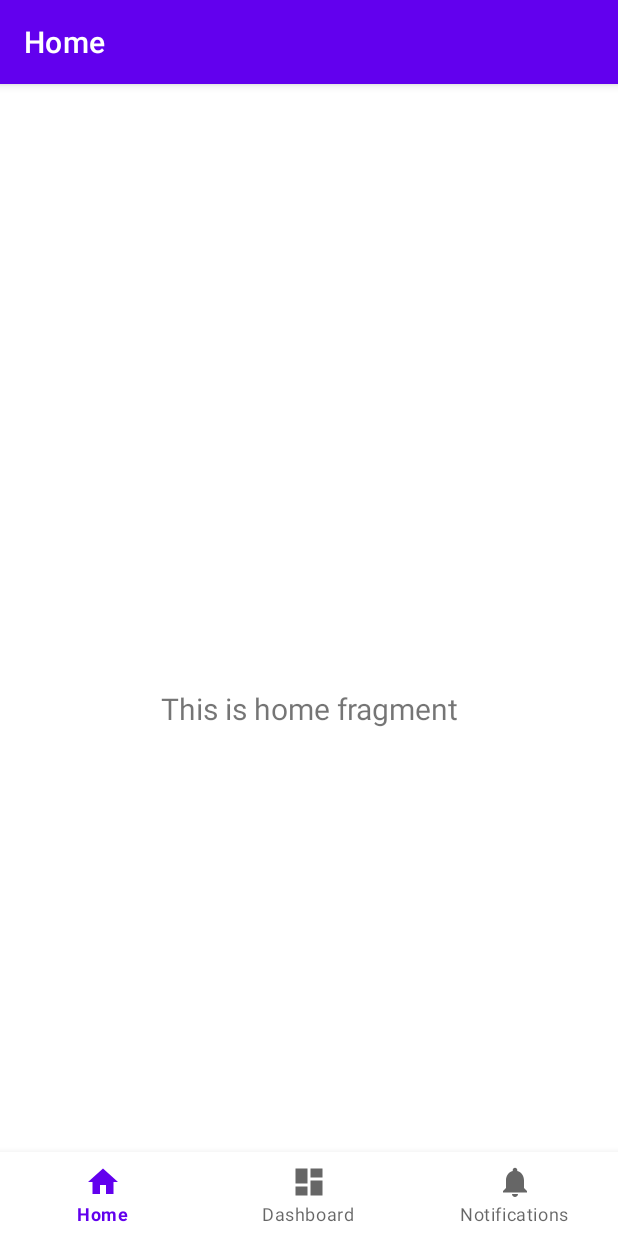
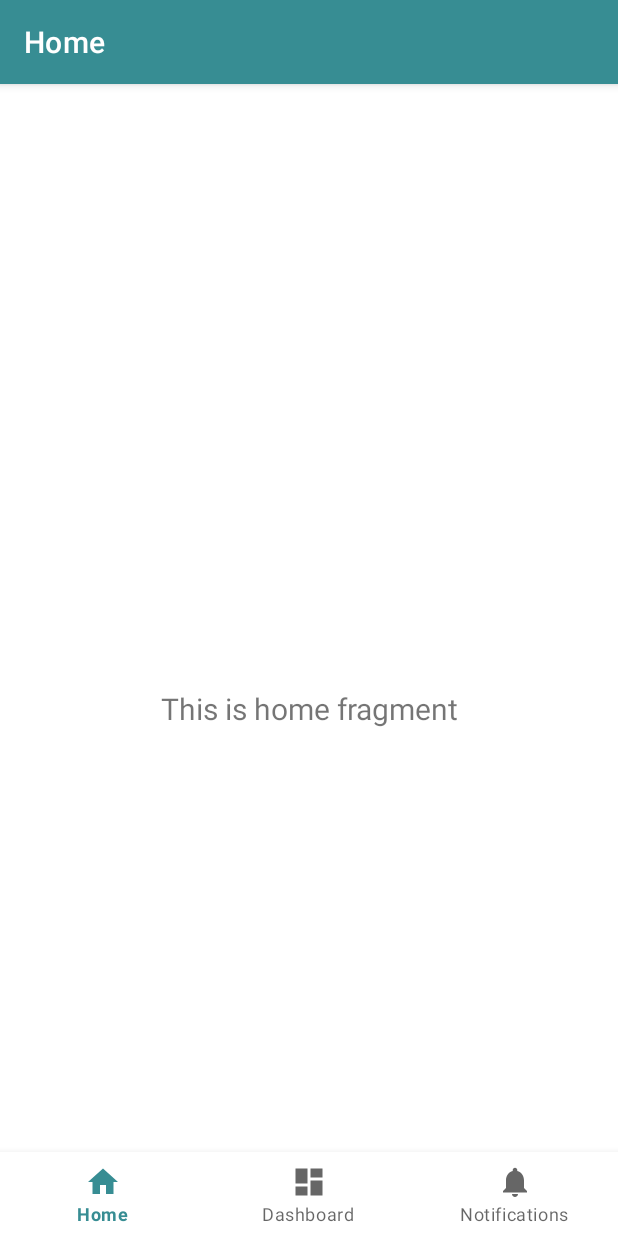
Before and after one commit to alakhalil/Mobile-interactions, an Android app: the screen it shows after launch (MainActivity), on a phone screen of 412 x 824 dp. Run offline under Robolectric (Android 15) with nearby library versions, the phone set to English and light mode, and no system bars; our stand-ins replace navigation-ui.

Commit message:
change the colors

```diff
--- a/MoodTracker/app/src/main/res/navigation/mobile_navigation.xml
+++ b/MoodTracker/app/src/main/res/navigation/mobile_navigation.xml
@@ -17,6 +17,7 @@
         android:label="@string/title_dashboard"
         tools:layout="@layout/fragment_dashboard" />
 
+
     <fragment
         android:id="@+id/navigation_notifications"
         android:name="com.example.moodtracker.ui.notifications.NotificationsFragment"
--- a/MoodTracker/app/src/main/res/values-night/themes.xml
+++ b/MoodTracker/app/src/main/res/values-night/themes.xml
@@ -2,8 +2,8 @@
     <!-- Base application theme. -->
     <style name="Theme.MoodTracker" parent="Theme.MaterialComponents.DayNight.DarkActionBar">
         <!-- Primary brand color. -->
-        <item name="colorPrimary">@color/purple_200</item>
-        <item name="colorPrimaryVariant">@color/purple_700</item>
+        <item name="colorPrimary">@color/Primary</item>
+        <item name="colorPrimaryVariant">@color/Primary_dark</item>
         <item name="colorOnPrimary">@color/black</item>
         <!-- Secondary brand color. -->
         <item name="colorSecondary">@color/teal_200</item>
--- a/MoodTracker/app/src/main/res/values/colors.xml
+++ b/MoodTracker/app/src/main/res/values/colors.xml
@@ -7,4 +7,11 @@
     <color name="teal_700">#FF018786</color>
     <color name="black">#FF000000</color>
     <color name="white">#FFFFFFFF</color>
+
+
+    <color name="Primary_light">#FFECF2F3</color>
+    <color name="Primary">#FF378d93</color>
+    <color name="Primary_dark">#FF245d61</color>
+
+
 </resources>
--- a/MoodTracker/app/src/main/res/values/themes.xml
+++ b/MoodTracker/app/src/main/res/values/themes.xml
@@ -2,8 +2,8 @@
     <!-- Base application theme. -->
     <style name="Theme.MoodTracker" parent="Theme.MaterialComponents.DayNight.DarkActionBar">
         <!-- Primary brand color. -->
-        <item name="colorPrimary">@color/purple_500</item>
-        <item name="colorPrimaryVariant">@color/purple_700</item>
+        <item name="colorPrimary">@color/Primary</item>
+        <item name="colorPrimaryVariant">@color/Primary_dark</item>
         <item name="colorOnPrimary">@color/white</item>
         <!-- Secondary brand color. -->
         <item name="colorSecondary">@color/teal_200</item>
```
